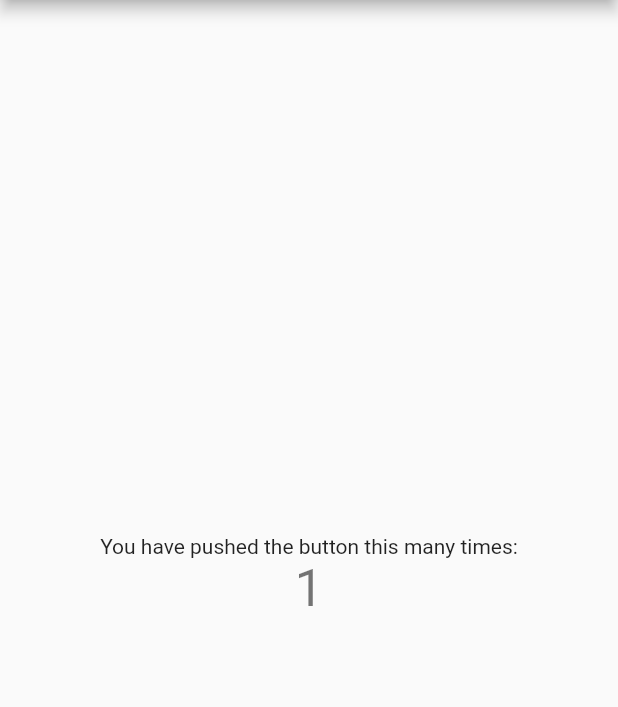
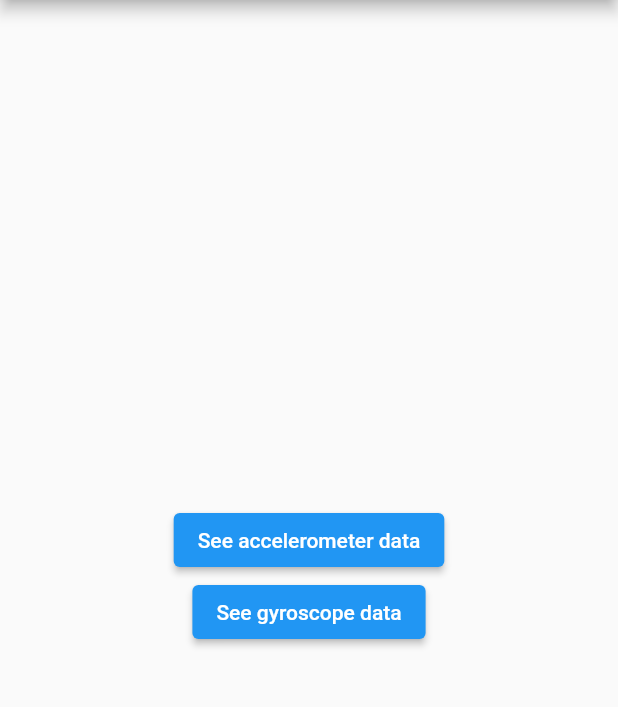
Before and after one commit to jambrad/atlas_flutter_app, a Flutter app: the screen it shows after launch, on a phone screen of 412 x 824 dp, the part 84-791 px from its top. Run offline on Flutter 3.47's test engine with Material 2 defaults, Android fonts, the phone set to English and light mode, and no system bars; our stand-ins replace sensors_plus.

Commit message:
Add sensor widgets to homepage

```diff
--- a/lib/main.dart
+++ b/lib/main.dart
@@ -1,3 +1,4 @@
+import 'package:atlas_flutter_app/sensor_data_widget.dart';
 import 'package:flutter/material.dart';
 
 void main() {
@@ -29,8 +30,6 @@ class MyHomePage extends StatefulWidget {
 }
 
 class _MyHomePageState extends State<MyHomePage> {
-  final int _counter = 1;
-
   @override
   Widget build(BuildContext context) {
     return Scaffold(
@@ -41,16 +40,25 @@ class _MyHomePageState extends State<MyHomePage> {
         child: Column(
           mainAxisAlignment: MainAxisAlignment.center,
           children: <Widget>[
-            const Text(
-              'You have pushed the button this many times:',
-            ),
-            Text(
-              '$_counter',
-              style: Theme.of(context).textTheme.headline4,
-            ),
+            ElevatedButton(
+                onPressed: () => _navigateToSensorDataWidget("userAccelerometer"),
+                child: const Text("See accelerometer data")),
+            ElevatedButton(
+                onPressed: () => _navigateToSensorDataWidget("gyroscope"),
+                child: const Text("See gyroscope data")),
           ],
         ),
       ),
     );
   }
+
+  _navigateToSensorDataWidget(String type) {
+    Navigator.push(context, MaterialPageRoute(builder: (context) {
+      return Scaffold(
+          appBar: AppBar(
+            title: Text("$type Sensor Data"),
+          ),
+          body: SensorDataWidget(sensorType: type));
+    }));
+  }
 }
```
